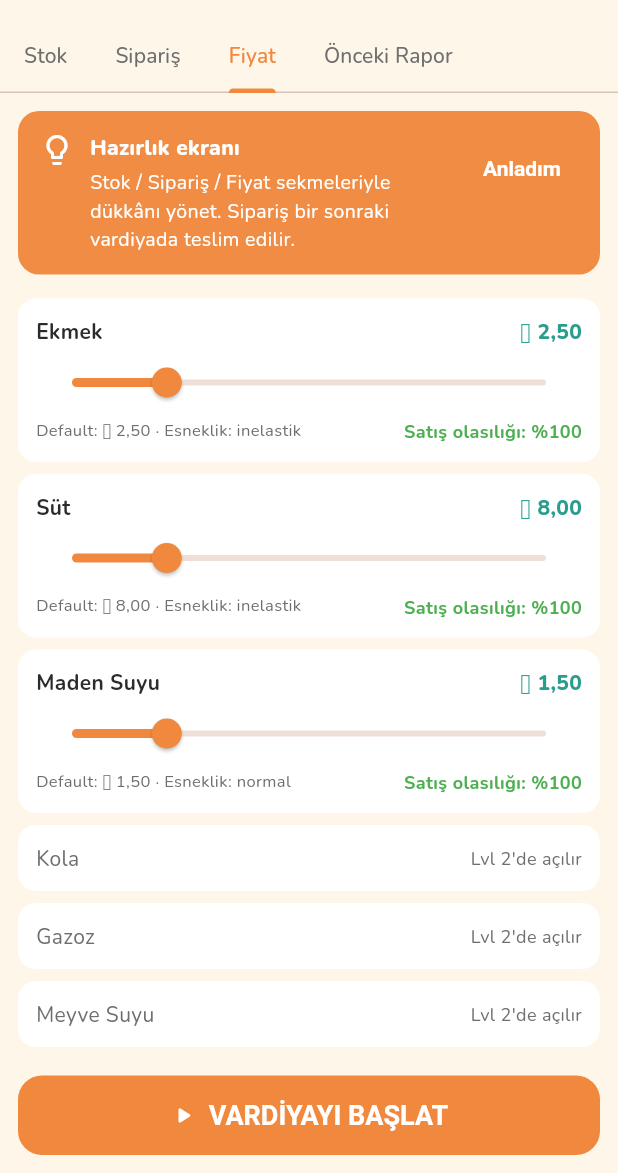
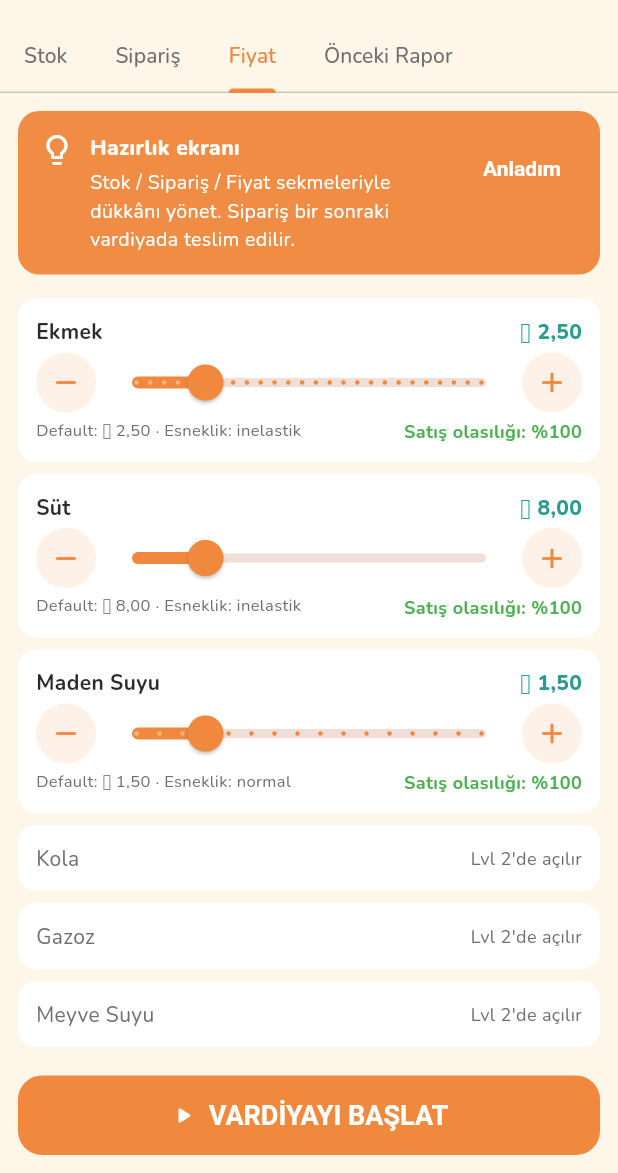
Before and after one commit to mfbilgin/barcode-boss, a Flutter app: the PrepScreen screen opened by its route, tab 3 chosen, on a phone screen of 412 x 824 dp, the part 63-1236 px from its top. Run offline on Flutter 3.47's test engine with Material 3 defaults, Android fonts, the phone set to English and light mode, and no system bars; our stand-ins replace firebase_analytics, firebase_core, firebase_crashlytics, flutter_riverpod, go_router, hive and 1 more; missing offline and left inert: flame, flame_audio; accounts and stored records are empty.

Commit message:
fix: 6 playtest feedback'ini gider — v0.1.1
#1 Fiyat slider zor:
  - Slider'a divisions ekle (25 kuruş step) — snap'lenir
  - Yanlara büyük ± dokunma butonları (40×40)
  - SliderTheme: thumb 12px, overlay 24px (parmak isabet alanı)

#2 Sipariş alındı ama Stok'ta görünmüyor:
  - InventoryNotifier.pendingByProduct() helper
  - Stok satırı: "Raf: X · Depo: Y · Yolda: Z" (Z>0 ise)
  - GDD §3.5 davranışı: sipariş pending → sonraki vardiya teslim

#3 Seslerde gecikme:
  - AudioService AudioPool kullanır (preload sırasında her SfxId
    için pool oluşturulur)
  - poolSize: beep=4 (combo), buzz/coin/card=2, drawer=1
  - Pool yoksa fallback FlameAudio.play (silently)

#4 Para üstü hep aynı miktar:
  - _pickGivenAmount stokastik: %60 en yakın üst kupür, %30 bir
    üst, %10 iki üst — total küçükse hep 200 yerine 200/500/1000
  - ChangeOptionsGenerator delta'ları rastgele aralık (25-500
    kuruş, change boyutuna bağlı)

#5 Süre bitti, aktif müşteri varsa oyun bitmiyor:
  - HUD'da timeLeft==0'da pill "⏱ Kapanıyor — son müşteri"
    yazısına dönüşür (motor zaten son müşteriyi tamamlatıyor,
    UX feedback eksikti)

#6 Vardiya 2 hazırlığında Önceki Rapor boş:
  - SaveService.lastShiftRecord (Hive kalıcı)
  - EconomyNotifier.applyShift Hive'a da yazar
  - PrepScreen.initState provider null ise Hive'dan restore
  - Uygulama restart sonrası da rapor görünür
  - ShiftRecord toJson/fromJson eklendi

Kalite:
  - 63/63 test geçti (4 yeni SaveService persistence testi)
  - flutter analyze: 0 sorun
  - pubspec versionCode 0.1.0+1 → 0.1.1+2

```diff
--- a/lib/screens/prep/fiyat_tab.dart
+++ b/lib/screens/prep/fiyat_tab.dart
@@ -119,11 +119,23 @@ class _FiyatRowState extends State<_FiyatRow> {
     }
   }
 
+  /// Slider step boyutu (kuruş). 25 kuruş = 0.25 BC; slider'ı snap'ler ve
+  /// ± butonları bu kadar artırır/azaltır — tek kuruş hassasiyet aramaktansa
+  /// hızlı/net ayar.
+  static const int _stepKurus = 25;
+
+  void _bump(int deltaKurus, double min, double max) {
+    final next = (_value + deltaKurus).clamp(min, max);
+    setState(() => _value = next);
+    widget.onCommit(next.round());
+  }
+
   @override
   Widget build(BuildContext context) {
     final defaultPrice = widget.product.defaultSellPriceKurus;
     final min = defaultPrice * 0.5;
     final max = defaultPrice * 3.0;
+    final divisions = ((max - min) / _stepKurus).round().clamp(1, 1000);
     final priceKurus = _value.round();
     final chance = Elasticity.purchaseChance(
       currentSellPriceKurus: priceKurus,
@@ -158,13 +170,42 @@ class _FiyatRowState extends State<_FiyatRow> {
               ),
             ],
           ),
-          Slider(
+          // ± butonlar + slider. Sıkça yapılan küçük ayarlar için butonlar,
+          // büyük atlamalar için slider — slider tek başına telefon ekranında
+          // hassas tutulamıyor.
+          Row(
+            children: [
+              _StepButton(
+                icon: Icons.remove,
+                onTap: _value > min ? () => _bump(-_stepKurus, min, max) : null,
+              ),
+              Expanded(
+                child: SliderTheme(
+                  data: SliderTheme.of(context).copyWith(
+                    trackHeight: 6,
+                    thumbShape: const RoundSliderThumbShape(
+                      enabledThumbRadius: 12,
+                    ),
+                    overlayShape: const RoundSliderOverlayShape(
+                      overlayRadius: 24,
+                    ),
+                  ),
+                  child: Slider(
                     min: min,
                     max: max,
+                    divisions: divisions,
                     value: _value.clamp(min, max),
                     activeColor: AppColors.primary,
                     onChanged: (v) => setState(() => _value = v),
                     onChangeEnd: (v) => widget.onCommit(v.round()),
+                  ),
+                ),
+              ),
+              _StepButton(
+                icon: Icons.add,
+                onTap: _value < max ? () => _bump(_stepKurus, min, max) : null,
+              ),
+            ],
           ),
           Row(
             children: [
@@ -204,3 +245,39 @@ class _FiyatRowState extends State<_FiyatRow> {
     }
   }
 }
+
+/// Slider'ın yanına eklenen ± dokunmatik buton. Devre dışı ise yarı saydam.
+class _StepButton extends StatelessWidget {
+  const _StepButton({required this.icon, required this.onTap});
+
+  final IconData icon;
+  final VoidCallback? onTap;
+
+  @override
+  Widget build(BuildContext context) {
+    final enabled = onTap != null;
+    return Material(
+      color: Colors.transparent,
+      child: InkWell(
+        onTap: onTap,
+        borderRadius: BorderRadius.circular(20),
+        child: Container(
+          width: 40,
+          height: 40,
+          alignment: Alignment.center,
+          decoration: BoxDecoration(
+            color: enabled
+                ? AppColors.primary.withValues(alpha: 0.12)
+                : AppColors.inkSoft.withValues(alpha: 0.08),
+            borderRadius: BorderRadius.circular(20),
+          ),
+          child: Icon(
+            icon,
+            size: 22,
+            color: enabled ? AppColors.primary : AppColors.inkSoft,
+          ),
+        ),
+      ),
+    );
+  }
+}
--- a/lib/screens/prep_screen.dart
+++ b/lib/screens/prep_screen.dart
@@ -44,6 +44,16 @@ class _PrepScreenState extends ConsumerState<PrepScreen>
       if (!mounted) return;
       final level = ref.read(economyProvider).storeLevel;
       ref.read(inventoryProvider.notifier).ensureSeeded(catalog, level);
+
+      // §6.4 — RaporTab için son vardiyayı Hive'dan restore et.
+      // (Provider state ShiftSummaryScreen unmount'unda kaybolabiliyor;
+      // Hive tek doğru kaynak.)
+      if (ref.read(lastShiftProvider) == null) {
+        final last = ref.read(saveServiceProvider).lastShiftRecord;
+        if (last != null) {
+          ref.read(lastShiftProvider.notifier).state = last;
+        }
+      }
     });
   }
 
--- a/pubspec.yaml
+++ b/pubspec.yaml
@@ -4,7 +4,7 @@ publish_to: 'none'
 
 # Semantic versioning: major.minor.patch+buildNumber
 # v0.1.0 = Faz 0 setup tamamlandığında ilk runnable iskelet
-version: 0.1.0+1
+version: 0.1.1+2
 
 environment:
   sdk: ">=3.0.0 <4.0.0"
```
Also changed, not shown: lib/game/cashier_game.dart (+16 -3 lines), lib/game/overlays/shift_hud.dart (+15 -4 lines), lib/models/shift_record.dart (+28 -0 lines), lib/screens/prep/stok_tab.dart (+16 -3 lines), lib/services/audio_service.dart (+51 -10 lines), lib/services/change_options.dart (+18 -6 lines), lib/services/save_service.dart (+21 -0 lines), lib/state/economy_state.dart (+7 -1 lines), lib/state/inventory_state.dart (+9 -0 lines), 1 other file. Lines whose indentation alone changed are shown as unchanged.
